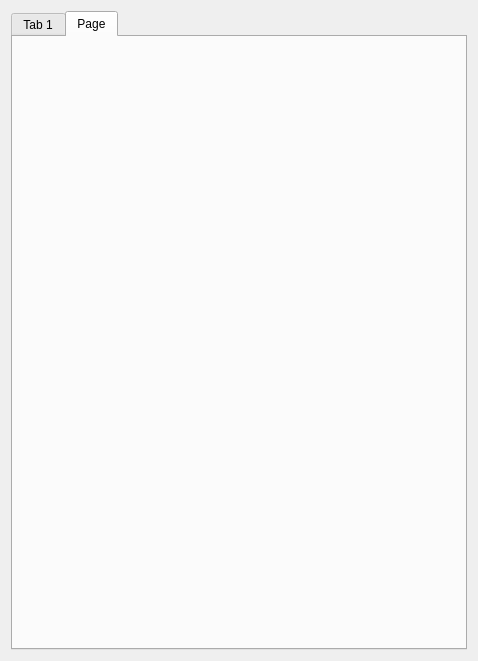
First picture: the form in resources/dialog.ui, repository rbraga3d/tk-multi-defcon, before the edit.
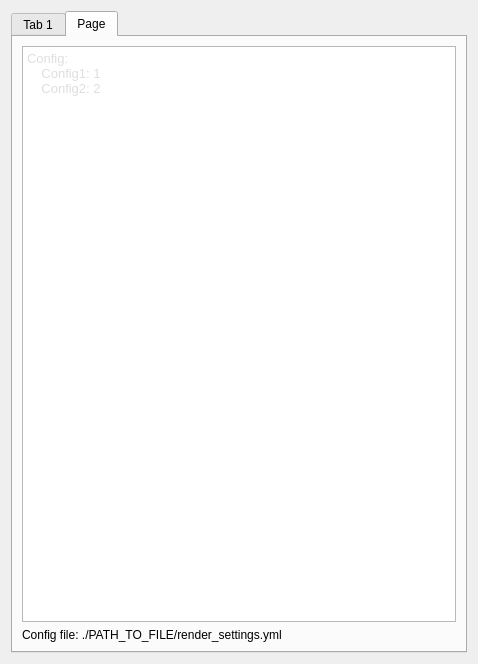
Second picture: the form after the edit. The open tabs and pages were chosen to show the change.

Commit message: Adicionado as configs na view

What changed in the file:
```diff
--- a/resources/dialog.ui
+++ b/resources/dialog.ui
@@ -7,7 +7,7 @@
     <x>0</x>
     <y>0</y>
     <width>478</width>
-    <height>661</height>
+    <height>664</height>
    </rect>
   </property>
   <property name="windowTitle">
@@ -170,6 +170,43 @@
       <attribute name="title">
        <string>Page</string>
       </attribute>
+      <layout class="QVBoxLayout" name="verticalLayout_3">
+       <item>
+        <layout class="QVBoxLayout" name="verticalLayout_2">
+         <item>
+          <widget class="QPlainTextEdit" name="configs_plaint_text">
+           <property name="font">
+            <font>
+             <family>Segoe UI</family>
+             <pointsize>10</pointsize>
+             <weight>50</weight>
+             <bold>false</bold>
+             <kerning>true</kerning>
+            </font>
+           </property>
+           <property name="styleSheet">
+            <string notr="true">color: rgb(222, 222, 222);</string>
+           </property>
+           <property name="plainText">
+            <string>Config:
+    Config1: 1
+    Config2: 2</string>
+           </property>
+           <property name="textInteractionFlags">
+            <set>Qt::NoTextInteraction</set>
+           </property>
+          </widget>
+         </item>
+         <item>
+          <widget class="QLabel" name="config_file_label">
+           <property name="text">
+            <string>Config file: ./PATH_TO_FILE/render_settings.yml</string>
+           </property>
+          </widget>
+         </item>
+        </layout>
+       </item>
+      </layout>
      </widget>
     </widget>
    </item>
```
Left out of the diff: 20 changed lines with no effect on the pictures. The commit also changes 4 other files.
